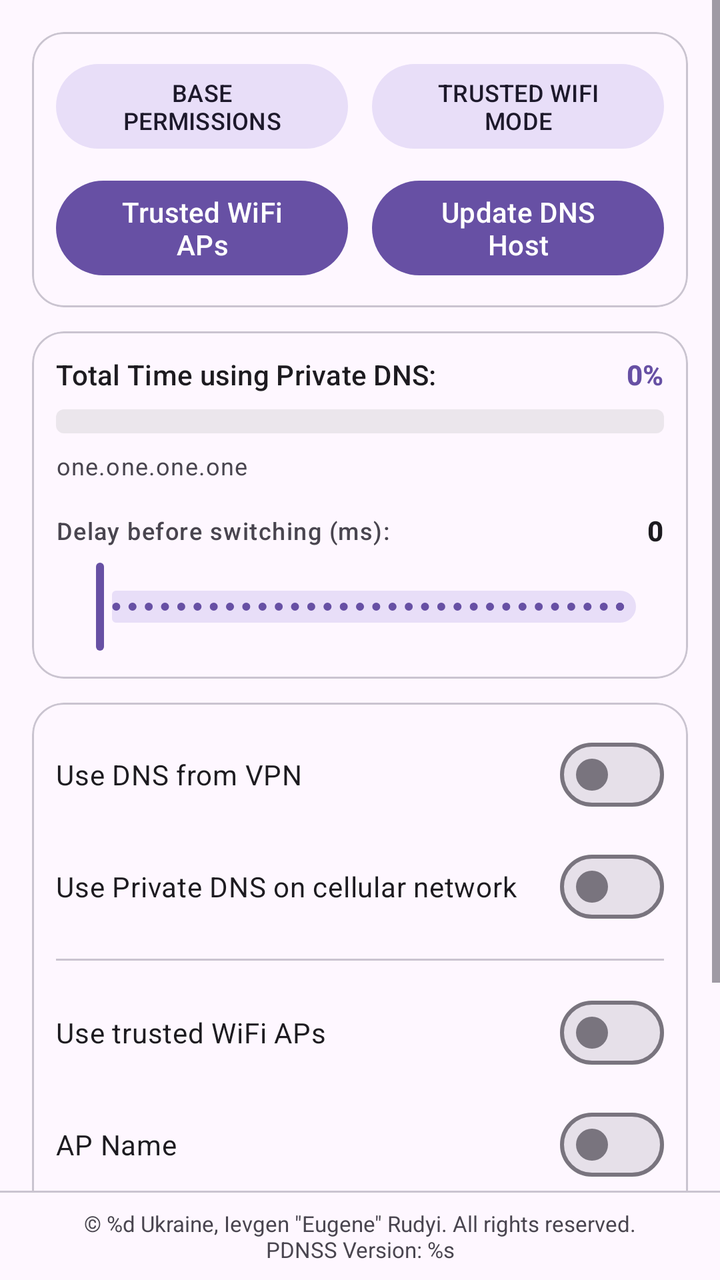
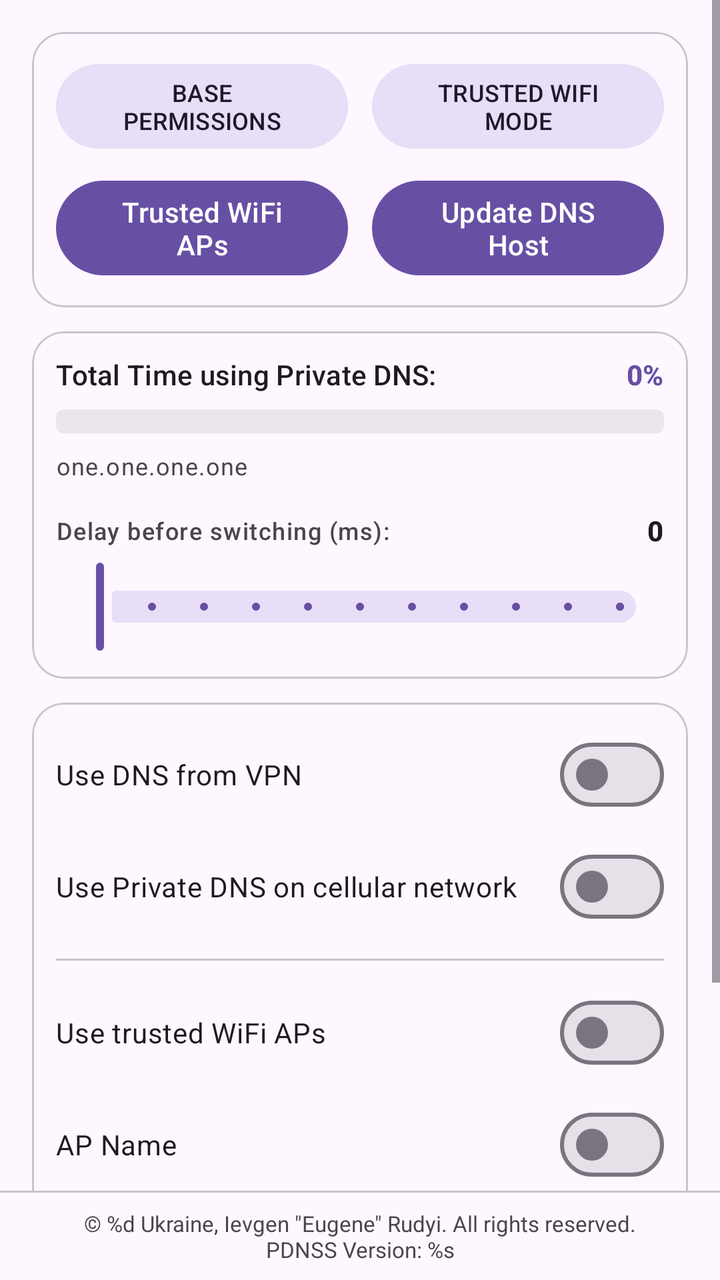

Screens rendered from an Android XML layout before and after an edit, with the pre-edit source and the edit as a unified diff.
<!-- AndroidManifest.xml: application theme Theme.PrivateDNSSwitcher -->
<!-- res/layout/activity_main.xml -->
<?xml version="1.0" encoding="utf-8"?>
<androidx.constraintlayout.widget.ConstraintLayout xmlns:android="http://schemas.android.com/apk/res/android"
    xmlns:app="http://schemas.android.com/apk/res-auto"
    xmlns:tools="http://schemas.android.com/tools"
    android:layout_width="match_parent"
    android:layout_height="match_parent"
    android:fitsSystemWindows="true"
    tools:context=".activities.ActivityMain">

    <ScrollView
        android:layout_width="0dp"
        android:layout_height="0dp"
        android:fillViewport="true"
        app:layout_constraintBottom_toTopOf="@+id/dividerCopyright"
        app:layout_constraintEnd_toEndOf="parent"
        app:layout_constraintStart_toStartOf="parent"
        app:layout_constraintTop_toTopOf="parent">

        <androidx.constraintlayout.widget.ConstraintLayout
            android:layout_width="match_parent"
            android:layout_height="wrap_content"
            android:padding="16dp">

            
            <com.google.android.material.card.MaterialCardView
                android:id="@+id/cardActions"
                style="@style/Widget.Material3.CardView.Outlined"
                android:layout_width="0dp"
                android:layout_height="wrap_content"
                app:cardCornerRadius="16dp"
                app:layout_constraintEnd_toEndOf="parent"
                app:layout_constraintStart_toStartOf="parent"
                app:layout_constraintTop_toTopOf="parent">

                <androidx.constraintlayout.widget.ConstraintLayout
                    android:layout_width="match_parent"
                    android:layout_height="wrap_content"
                    android:padding="12dp">

                    <com.google.android.material.button.MaterialButton
                        android:id="@+id/btnInstructions"
                        style="@style/Widget.Material3.Button.TonalButton"
                        android:layout_width="0dp"
                        android:layout_height="wrap_content"
                        android:layout_marginEnd="6dp"
                        android:ellipsize="end"
                        android:maxLines="2"
                        android:text="@string/txt_base_permissions"
                        android:textSize="12sp"
                        app:layout_constraintEnd_toStartOf="@+id/btnPermissions"
                        app:layout_constraintHorizontal_weight="1"
                        app:layout_constraintStart_toStartOf="parent"
                        app:layout_constraintTop_toTopOf="parent" />

                    <com.google.android.material.button.MaterialButton
                        android:id="@+id/btnPermissions"
                        style="@style/Widget.Material3.Button.TonalButton"
                        android:layout_width="0dp"
                        android:layout_height="wrap_content"
                        android:layout_marginStart="6dp"
                        android:ellipsize="end"
                        android:maxLines="2"
                        android:text="@string/txt_trusted_wifi_mode"
                        android:textSize="12sp"
                        app:layout_constraintEnd_toEndOf="parent"
                        app:layout_constraintHorizontal_weight="1"
                        app:layout_constraintStart_toEndOf="@+id/btnInstructions"
                        app:layout_constraintTop_toTopOf="@+id/btnInstructions" />

                    <com.google.android.material.button.MaterialButton
                        android:id="@+id/btnApList"
                        android:layout_width="0dp"
                        android:layout_height="wrap_content"
                        android:layout_marginTop="8dp"
                        android:ellipsize="end"
                        android:maxLines="2"
                        android:text="@string/txt_aps_list"
                        app:layout_constraintEnd_toEndOf="@+id/btnInstructions"
                        app:layout_constraintStart_toStartOf="@+id/btnInstructions"
                        app:layout_constraintTop_toBottomOf="@+id/btnInstructions" />

                    <com.google.android.material.button.MaterialButton
                        android:id="@+id/btnUpdatePdns"
                        android:layout_width="0dp"
                        android:layout_height="wrap_content"
                        android:layout_marginTop="8dp"
                        android:ellipsize="end"
                        android:maxLines="2"
                        android:text="@string/txt_update_dns_host"
                        app:layout_constraintEnd_toEndOf="@+id/btnPermissions"
                        app:layout_constraintStart_toStartOf="@+id/btnPermissions"
                        app:layout_constraintTop_toBottomOf="@+id/btnPermissions" />

                </androidx.constraintlayout.widget.ConstraintLayout>
            </com.google.android.material.card.MaterialCardView>

            
            <com.google.android.material.card.MaterialCardView
                android:id="@+id/cardStatsAndDelay"
                style="@style/Widget.Material3.CardView.Outlined"
                android:layout_width="0dp"
                android:layout_height="wrap_content"
                android:layout_marginTop="12dp"
                app:cardCornerRadius="16dp"
                app:layout_constraintEnd_toEndOf="parent"
                app:layout_constraintStart_toStartOf="parent"
                app:layout_constraintTop_toBottomOf="@+id/cardActions">

                <androidx.constraintlayout.widget.ConstraintLayout
                    android:layout_width="match_parent"
                    android:layout_height="wrap_content"
                    android:padding="12dp">

                    <com.google.android.material.textview.MaterialTextView
                        android:id="@+id/scoreText"
                        android:layout_width="0dp"
                        android:layout_height="wrap_content"
                        android:layout_marginEnd="8dp"
                        android:text="@string/txt_progress_stats"
                        android:textAppearance="@style/TextAppearance.Material3.LabelLarge"
                        app:layout_constraintEnd_toStartOf="@+id/scorePercentText"
                        app:layout_constraintStart_toStartOf="parent"
                        app:layout_constraintTop_toTopOf="parent" />

                    <com.google.android.material.textview.MaterialTextView
                        android:id="@+id/scorePercentText"
                        android:layout_width="wrap_content"
                        android:layout_height="wrap_content"
                        android:text="0%"
                        android:textAppearance="@style/TextAppearance.Material3.LabelLarge"
                        android:textColor="?attr/colorPrimary"
                        android:textStyle="bold"
                        app:layout_constraintBottom_toBottomOf="@+id/scoreText"
                        app:layout_constraintEnd_toEndOf="parent"
                        app:layout_constraintTop_toTopOf="@+id/scoreText" />

                    <ProgressBar
                        android:id="@+id/score"
                        style="@android:style/Widget.ProgressBar.Horizontal"
                        android:layout_width="0dp"
                        android:layout_height="12dp"
                        android:layout_marginTop="8dp"
                        android:max="100"
                        android:progress="0"
                        android:progressDrawable="@drawable/gradient_progressbar_drawable"
                        app:layout_constraintEnd_toEndOf="parent"
                        app:layout_constraintStart_toStartOf="parent"
                        app:layout_constraintTop_toBottomOf="@+id/scoreText" />

                    <com.google.android.material.textview.MaterialTextView
                        android:id="@+id/activeDnsHostText"
                        android:layout_width="0dp"
                        android:layout_height="wrap_content"
                        android:layout_marginTop="8dp"
                        android:ellipsize="end"
                        android:maxLines="1"
                        android:text="@string/txt_dummy_pdns_url"
                        android:textAppearance="@style/TextAppearance.Material3.BodySmall"
                        android:textColor="?android:attr/textColorSecondary"
                        app:layout_constraintEnd_toEndOf="parent"
                        app:layout_constraintStart_toStartOf="parent"
                        app:layout_constraintTop_toBottomOf="@+id/score" />

                    <com.google.android.material.textview.MaterialTextView
                        android:id="@+id/sliderDescription"
                        android:layout_width="0dp"
                        android:layout_height="wrap_content"
                        android:layout_marginTop="16dp"
                        android:layout_marginEnd="8dp"
                        android:text="@string/txt_delay_before"
                        android:textAppearance="@style/TextAppearance.Material3.LabelMedium"
                        android:textColor="?android:attr/textColorSecondary"
                        app:layout_constraintEnd_toStartOf="@+id/sliderValueText"
                        app:layout_constraintStart_toStartOf="parent"
                        app:layout_constraintTop_toBottomOf="@+id/activeDnsHostText" />

                    <com.google.android.material.textview.MaterialTextView
                        android:id="@+id/sliderValueText"
                        android:layout_width="wrap_content"
                        android:layout_height="wrap_content"
                        android:text="0"
                        android:textAppearance="@style/TextAppearance.Material3.LabelLarge"
                        android:textColor="?android:attr/textColorPrimary"
                        android:textStyle="bold"
                        app:layout_constraintBottom_toBottomOf="@+id/sliderDescription"
                        app:layout_constraintEnd_toEndOf="parent"
                        app:layout_constraintTop_toTopOf="@+id/sliderDescription" />

                    <com.google.android.material.slider.Slider
                        android:id="@+id/delaySlider"
                        android:layout_width="0dp"
                        android:layout_height="wrap_content"
                        android:layout_marginTop="6dp"
                        android:stepSize="100.0"
                        android:valueFrom="0.0"
                        android:valueTo="5000.0"
                        app:layout_constraintEnd_toEndOf="parent"
                        app:layout_constraintStart_toStartOf="parent"
                        app:layout_constraintTop_toBottomOf="@+id/sliderDescription" />

                </androidx.constraintlayout.widget.ConstraintLayout>
            </com.google.android.material.card.MaterialCardView>

            
            <com.google.android.material.card.MaterialCardView
                android:id="@+id/cardRulesAndMode"
                style="@style/Widget.Material3.CardView.Outlined"
                android:layout_width="0dp"
                android:layout_height="wrap_content"
                android:layout_marginTop="12dp"
                android:layout_marginBottom="16dp"
                app:cardCornerRadius="16dp"
                app:layout_constraintBottom_toBottomOf="parent"
                app:layout_constraintEnd_toEndOf="parent"
                app:layout_constraintStart_toStartOf="parent"
                app:layout_constraintTop_toBottomOf="@+id/cardStatsAndDelay">

                <androidx.constraintlayout.widget.ConstraintLayout
                    android:layout_width="match_parent"
                    android:layout_height="wrap_content"
                    android:padding="12dp">

                    <com.google.android.material.materialswitch.MaterialSwitch
                        android:id="@+id/switchDisableForVpn"
                        android:layout_width="match_parent"
                        android:layout_height="wrap_content"
                        android:gravity="center_vertical"
                        android:minHeight="48dp"
                        android:text="@string/swch_disable_on_vpn"
                        app:layout_constraintTop_toTopOf="parent" />

                    <com.google.android.material.materialswitch.MaterialSwitch
                        android:id="@+id/switchEnableForCellular"
                        android:layout_width="match_parent"
                        android:layout_height="wrap_content"
                        android:layout_marginTop="8dp"
                        android:gravity="center_vertical"
                        android:minHeight="48dp"
                        android:text="@string/swch_enable_on_cellular"
                        app:layout_constraintTop_toBottomOf="@+id/switchDisableForVpn" />

                    <com.google.android.material.divider.MaterialDivider
                        android:id="@+id/dividerVpnCellular"
                        android:layout_width="match_parent"
                        android:layout_height="wrap_content"
                        android:layout_marginTop="12dp"
                        app:layout_constraintTop_toBottomOf="@+id/switchEnableForCellular" />

                    <com.google.android.material.materialswitch.MaterialSwitch
                        android:id="@+id/switchTrustWiFiMode"
                        android:layout_width="match_parent"
                        android:layout_height="wrap_content"
                        android:layout_marginTop="12dp"
                        android:gravity="center_vertical"
                        android:minHeight="48dp"
                        android:text="@string/btn_trust_wifi"
                        app:layout_constraintTop_toBottomOf="@+id/dividerVpnCellular" />

                    <com.google.android.material.materialswitch.MaterialSwitch
                        android:id="@+id/switchTrustWiFi"
                        android:layout_width="match_parent"
                        android:layout_height="wrap_content"
                        android:layout_marginTop="8dp"
                        android:gravity="center_vertical"
                        android:minHeight="48dp"
                        android:text="@string/txt_ap_name"
                        app:layout_constraintTop_toBottomOf="@+id/switchTrustWiFiMode" />

                    <com.google.android.material.divider.MaterialDivider
                        android:id="@+id/dividerSlide"
                        android:layout_width="match_parent"
                        android:layout_height="wrap_content"
                        android:layout_marginTop="12dp"
                        app:layout_constraintTop_toBottomOf="@+id/switchTrustWiFi" />

                    <RadioGroup
                        android:id="@+id/selector"
                        android:layout_width="wrap_content"
                        android:layout_height="wrap_content"
                        android:layout_marginTop="16dp"
                        android:layout_marginBottom="4dp"
                        android:orientation="horizontal"
                        app:layout_constraintBottom_toBottomOf="parent"
                        app:layout_constraintEnd_toEndOf="parent"
                        app:layout_constraintStart_toStartOf="parent"
                        app:layout_constraintTop_toBottomOf="@+id/dividerSlide">

                        <com.google.android.material.radiobutton.MaterialRadioButton
                            android:id="@+id/radioOff"
                            android:layout_width="wrap_content"
                            android:layout_height="wrap_content"
                            android:layout_marginEnd="16dp"
                            android:text="@string/txt_OFF" />

                        <com.google.android.material.radiobutton.MaterialRadioButton
                            android:id="@+id/radioAuto"
                            android:layout_width="wrap_content"
                            android:layout_height="wrap_content"
                            android:layout_marginEnd="16dp"
                            android:text="@string/txt_GOOGLE" />

                        <com.google.android.material.radiobutton.MaterialRadioButton
                            android:id="@+id/radioOn"
                            android:layout_width="wrap_content"
                            android:layout_height="wrap_content"
                            android:text="@string/txt_ON" />
                    </RadioGroup>

                </androidx.constraintlayout.widget.ConstraintLayout>
            </com.google.android.material.card.MaterialCardView>

        </androidx.constraintlayout.widget.ConstraintLayout>
    </ScrollView>

    <com.google.android.material.divider.MaterialDivider
        android:id="@+id/dividerCopyright"
        android:layout_width="0dp"
        android:layout_height="wrap_content"
        android:layout_marginBottom="8dp"
        app:layout_constraintBottom_toTopOf="@+id/txtCopyrights"
        app:layout_constraintEnd_toEndOf="parent"
        app:layout_constraintStart_toStartOf="parent" />

    <com.google.android.material.textview.MaterialTextView
        android:id="@+id/txtCopyrights"
        android:layout_width="0dp"
        android:layout_height="wrap_content"
        android:layout_marginBottom="8dp"
        android:text="@string/txt_copyrights"
        android:textAlignment="center"
        android:textColor="?android:attr/textColorSecondary"
        android:textSize="11sp"
        app:layout_constraintBottom_toBottomOf="parent"
        app:layout_constraintEnd_toEndOf="parent"
        app:layout_constraintStart_toStartOf="parent" />

</androidx.constraintlayout.widget.ConstraintLayout>
<!-- resources referenced by this layout -->
<resources>
  <!-- drawable gradient_progressbar_drawable (drawable) -->
  <?xml version="1.0" encoding="utf-8"?>
  <layer-list xmlns:android="http://schemas.android.com/apk/res/android">
      <item android:id="@android:id/background">
          <shape>
              <corners android:radius="4dp" />
              <solid android:color="#339E9E9E" />
              <size android:height="4dp" />
          </shape>
      </item>
  
      <item android:id="@android:id/progress">
          <clip>
              <shape>
                  <corners android:radius="4dp" />
                  <gradient
                      android:angle="0"
                      android:centerColor="#FFFFFF00"
                      android:endColor="#FF00FF00"
                      android:startColor="#FFFF0000"
                      android:type="linear" />
                  <size android:height="4dp" />
              </shape>
          </clip>
      </item>
  </layer-list>
  <string name="btn_trust_wifi">Use trusted WiFi APs</string>
  <string name="swch_disable_on_vpn">Use DNS from VPN</string>
  <string name="swch_enable_on_cellular">Use Private DNS on cellular network</string>
  <string name="txt_GOOGLE" translatable="false">GOOGLE</string>
  <string name="txt_OFF" translatable="false">OFF</string>
  <string name="txt_ON" translatable="false">ON</string>
  <string name="txt_ap_name">AP Name</string>
  <string name="txt_aps_list">Trusted WiFi APs</string>
  <string name="txt_base_permissions">BASE PERMISSIONS</string>
  <string name="txt_copyrights" translatable="false">© %d Ukraine, Ievgen \"Eugene\" Rudyi. All rights reserved.\nPDNSS Version: %s</string>
  <string name="txt_delay_before">Delay before switching (ms):</string>
  <string name="txt_dummy_pdns_url">one.one.one.one</string>
  <string name="txt_progress_stats">Total Time using Private DNS:</string>
  <string name="txt_trusted_wifi_mode">TRUSTED WIFI MODE</string>
  <string name="txt_update_dns_host">Update DNS Host</string>
  <style name="Theme.PrivateDNSSwitcher" parent="@style/Theme.Material3.DayNight">
          <item name="android:windowLightStatusBar">true</item>
      </style>
</resources>

<!-- the commit's change to res/layout/activity_main.xml (unified diff, before → after) -->
@@ -191,9 +191,10 @@
                         android:layout_width="0dp"
                         android:layout_height="wrap_content"
                         android:layout_marginTop="6dp"
-                        android:stepSize="100.0"
-                        android:valueFrom="0.0"
-                        android:valueTo="5000.0"
+                        android:stepSize="1000"
+                        android:value="0"
+                        android:valueFrom="0"
+                        android:valueTo="10000"
                         app:layout_constraintEnd_toEndOf="parent"
                         app:layout_constraintStart_toStartOf="parent"
                         app:layout_constraintTop_toBottomOf="@+id/sliderDescription" />
